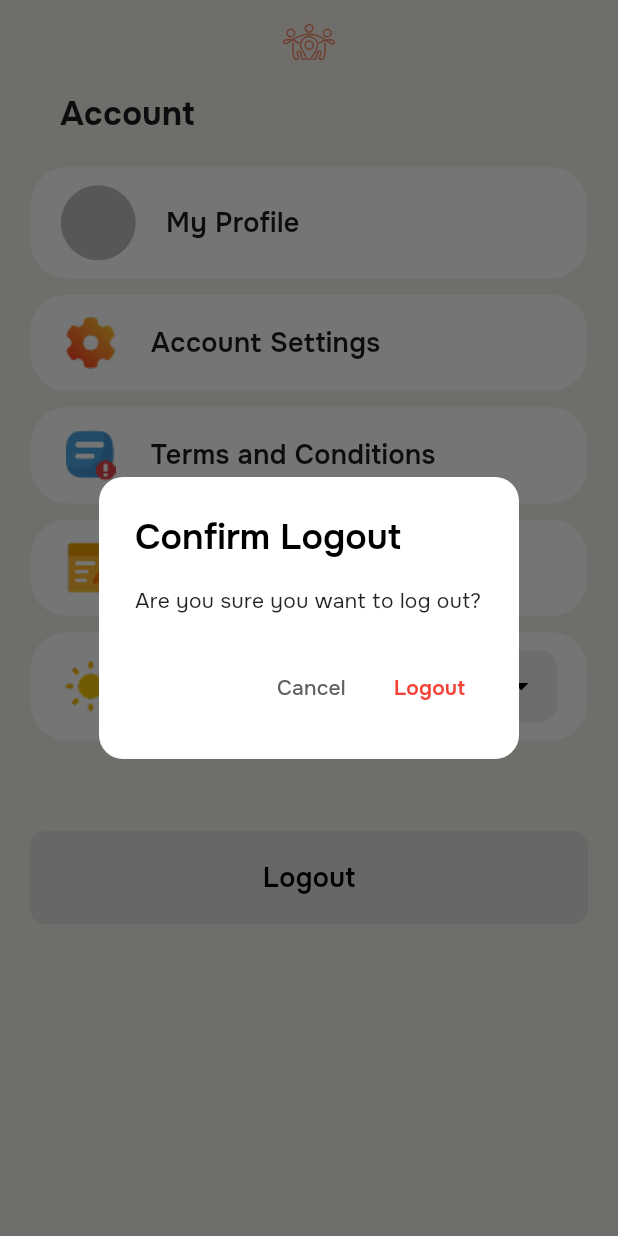
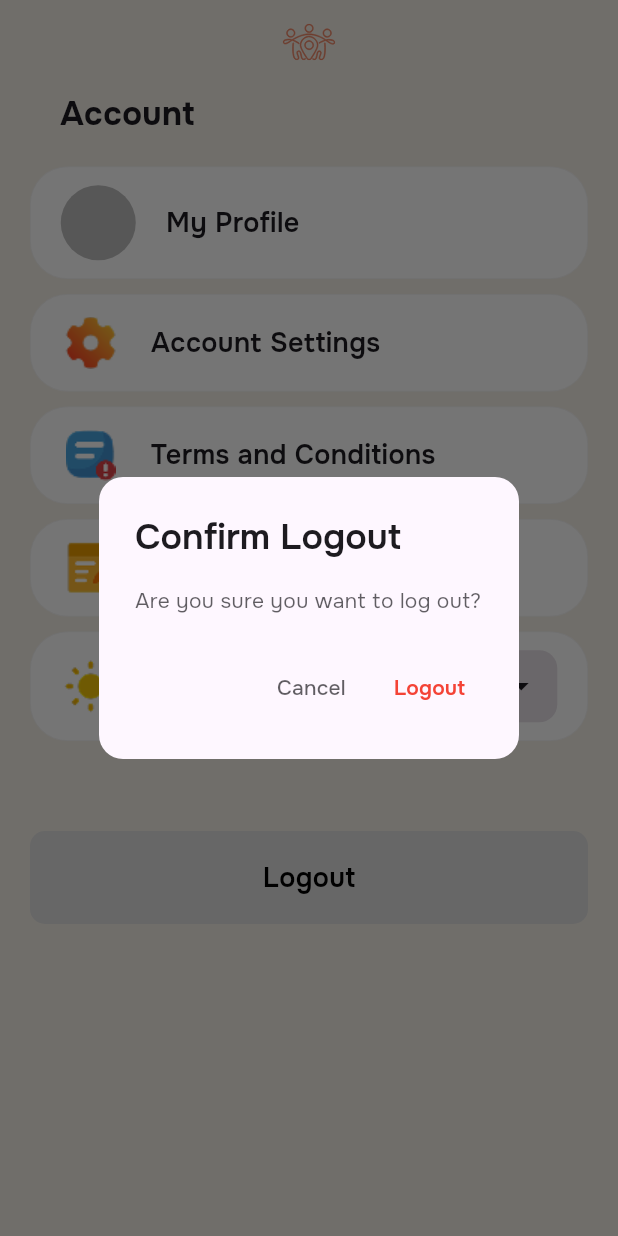
Before and after one commit to TshephangMogotsi/YouthSpot2025, a Flutter app: the Account screen opened directly, after a tap on "Logout", on a phone screen of 412 x 824 dp. Run offline on Flutter 3.47's test engine with Material 3 defaults, Android fonts, the phone set to English and light mode, and no system bars; our stand-ins replace auto_size_text, awesome_notifications, cached_network_image, date_picker_timeline, device_info_plus, dio and 19 more; missing offline and left inert: day_night_time_picker, maps_launcher, pdfx; accounts and stored records are empty; project files that could hold a hidden picture were left out.

Commit message:
Use Theme.of(context).colorScheme for consistent theming
Co-authored-by: TshephangMogotsi <58113691+TshephangMogotsi@users.noreply.github.com>

```diff
--- a/lib/screens/Account/account.dart
+++ b/lib/screens/Account/account.dart
@@ -109,18 +109,13 @@ class _AccountState extends State<Account> {
                 const Height20(),
                 GestureDetector(
                   onTap: () async {
-                    final themeManager = getIt<ThemeManager>();
-                    final isDarkMode = themeManager.themeMode.value == ThemeMode.dark ||
-                        (themeManager.themeMode.value == ThemeMode.system &&
-                            MediaQuery.of(context).platformBrightness == Brightness.dark);
+                    final colorScheme = Theme.of(context).colorScheme;
 
                     final shouldLogout = await showDialog<bool>(
                       context: context,
                       builder: (BuildContext context) {
                         return AlertDialog(
-                          backgroundColor: isDarkMode
-                              ? Colors.grey.shade900
-                              : Colors.white,
+                          backgroundColor: colorScheme.surface,
                           shape: RoundedRectangleBorder(
                             borderRadius: BorderRadius.circular(16),
                           ),
@@ -129,14 +124,14 @@ class _AccountState extends State<Account> {
                             style: TextStyle(
                               fontFamily: 'Onest',
                               fontWeight: FontWeight.w600,
-                              color: isDarkMode ? Colors.white : Colors.black,
+                              color: colorScheme.onSurface,
                             ),
                           ),
                           content: Text(
                             'Are you sure you want to log out?',
                             style: TextStyle(
                               fontFamily: 'Onest',
-                              color: isDarkMode ? Colors.white70 : Colors.black87,
+                              color: colorScheme.onSurface.withValues(alpha: 0.7),
                             ),
                           ),
                           actions: [
@@ -146,7 +141,7 @@ class _AccountState extends State<Account> {
                                 'Cancel',
                                 style: TextStyle(
                                   fontFamily: 'Onest',
-                                  color: isDarkMode ? Colors.white70 : Colors.grey.shade700,
+                                  color: colorScheme.onSurface.withValues(alpha: 0.7),
                                 ),
                               ),
                             ),
@@ -297,14 +292,11 @@ class ThemePreferenceListTile extends StatelessWidget {
   @override
   Widget build(BuildContext context) {
     final themeManager = getIt<ThemeManager>();
+    final colorScheme = Theme.of(context).colorScheme;
 
     return ListenableBuilder(
       listenable: themeManager,
       builder: (context, child) {
-        final isDarkMode = themeManager.themeMode.value == ThemeMode.dark ||
-            (themeManager.themeMode.value == ThemeMode.system &&
-                MediaQuery.of(context).platformBrightness == Brightness.dark);
-
         return PrimaryContainer(
           borderRadius: BorderRadius.circular(25),
           padding: const EdgeInsets.symmetric(vertical: 12, horizontal: 20),
@@ -330,20 +322,16 @@ class ThemePreferenceListTile extends StatelessWidget {
                 padding: const EdgeInsets.symmetric(horizontal: 12),
                 decoration: BoxDecoration(
                   borderRadius: BorderRadius.circular(12),
-                  color: isDarkMode
-                      ? Colors.grey.shade800
-                      : Colors.grey.shade200,
+                  color: colorScheme.surfaceContainerHighest,
                 ),
                 child: DropdownButtonHideUnderline(
                   child: DropdownButton<ThemePreference>(
                     value: themeManager.themePreference,
                     icon: Icon(
                       Icons.arrow_drop_down,
-                      color: isDarkMode ? Colors.white : Colors.black,
+                      color: colorScheme.onSurface,
                     ),
-                    dropdownColor: isDarkMode
-                        ? Colors.grey.shade800
-                        : Colors.white,
+                    dropdownColor: colorScheme.surface,
                     borderRadius: BorderRadius.circular(12),
                     items: ThemePreference.values.map((ThemePreference preference) {
                       return DropdownMenuItem<ThemePreference>(
@@ -353,7 +341,7 @@ class ThemePreferenceListTile extends StatelessWidget {
                           style: TextStyle(
                             fontFamily: 'Onest',
                             fontSize: 14,
-                            color: isDarkMode ? Colors.white : Colors.black,
+                            color: colorScheme.onSurface,
                           ),
                         ),
                       );
```
